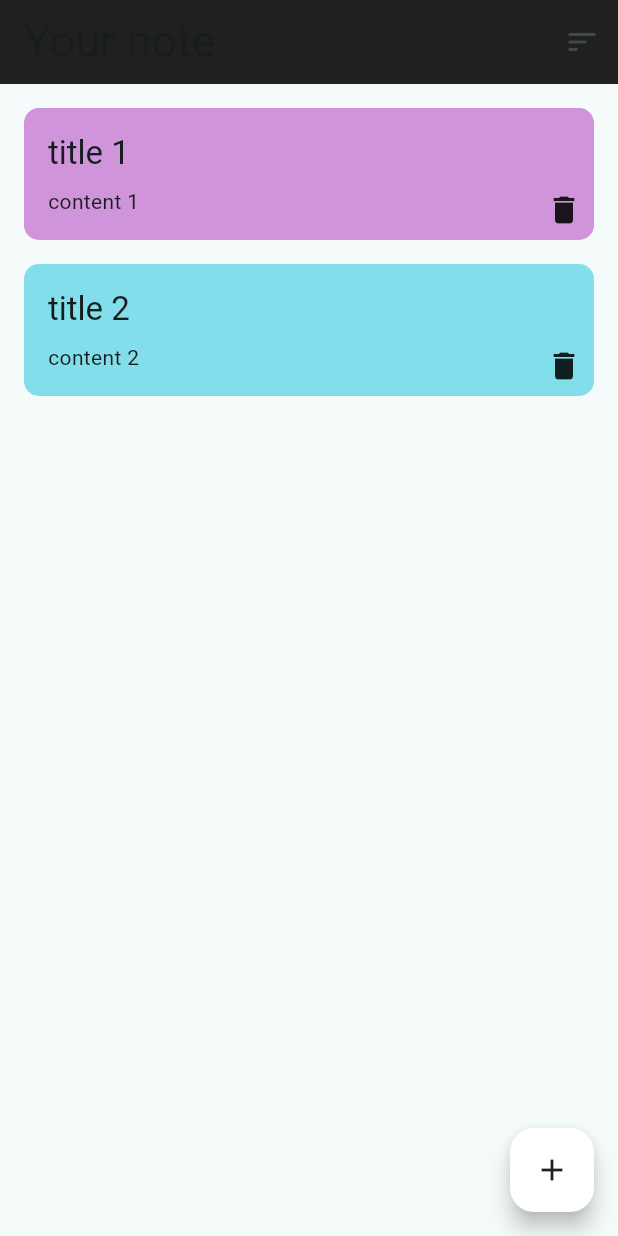
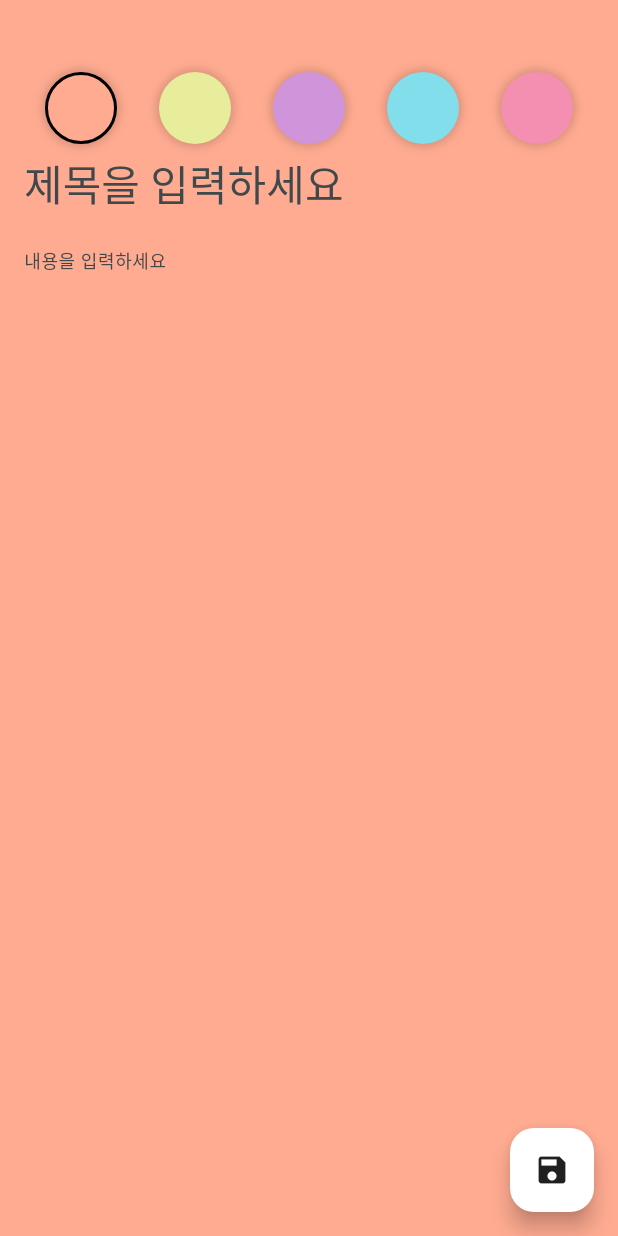
Before and after one commit to sinbee0402/note_App, a Flutter app: the screen it shows after launch, after a tap on the "add" icon, on a phone screen of 412 x 824 dp. Run offline on Flutter 3.47's test engine with Material 2 defaults, Android fonts, the phone set to English and light mode, and no system bars; our stand-ins replace freezed_annotation, sqflite; accounts and stored records are empty; generated files the repository leaves out were written again.

Commit message:
Feat: add_edit_note UI 작성

```diff
--- /dev/null
+++ b/lib/presentation/add_edit_note/add_edit_note_screen.dart
@@ -0,0 +1,122 @@
+import 'package:flutter/material.dart';
+import 'package:flutter_note_app/ui/colors.dart';
+
+class AddEditNoteScreen extends StatefulWidget {
+  const AddEditNoteScreen({Key? key}) : super(key: key);
+
+  @override
+  State<AddEditNoteScreen> createState() => _AddEditNoteScreenState();
+}
+
+class _AddEditNoteScreenState extends State<AddEditNoteScreen> {
+  final _titleController = TextEditingController();
+  final _contentController = TextEditingController();
+
+  final List<Color> noteColors = [
+    roseBud,
+    primrose,
+    wisteria,
+    skyBlue,
+    illusion,
+  ];
+
+  Color _color = roseBud;
+
+  @override
+  void dispose() {
+    _titleController.dispose();
+    _contentController.dispose();
+    super.dispose();
+  }
+
+  @override
+  Widget build(BuildContext context) {
+    return Scaffold(
+      floatingActionButton: FloatingActionButton(
+        onPressed: () {},
+        child: const Icon(Icons.save),
+      ),
+      body: AnimatedContainer(
+        padding: const EdgeInsets.only(
+          left: 16,
+          right: 16,
+          bottom: 16,
+          top: 48,
+        ),
+        color: _color,
+        duration: const Duration(milliseconds: 500),
+        child: Column(
+          children: [
+            Row(
+              mainAxisAlignment: MainAxisAlignment.spaceAround,
+              children: noteColors
+                  .map(
+                    (color) => InkWell(
+                      onTap: () {
+                        setState(() {
+                          _color = color;
+                        });
+                      },
+                      child: _buildBackgroundColor(
+                        color: color,
+                        selected: _color == color,
+                      ),
+                    ),
+                  )
+                  .toList(),
+            ),
+            TextField(
+              controller: _titleController,
+              maxLines: 1,
+              style: Theme.of(context).textTheme.headlineMedium!.copyWith(
+                    color: darkGray,
+                  ),
+              decoration: const InputDecoration(
+                hintText: '제목을 입력하세요',
+                border: InputBorder.none,
+              ),
+            ),
+            TextField(
+              controller: _contentController,
+              maxLines: null,
+              style: Theme.of(context).textTheme.bodySmall!.copyWith(
+                    color: darkGray,
+                  ),
+              decoration: const InputDecoration(
+                hintText: '내용을 입력하세요',
+                border: InputBorder.none,
+              ),
+            ),
+          ],
+        ),
+      ),
+    );
+  }
+
+  Widget _buildBackgroundColor({
+    required Color color,
+    required bool selected,
+  }) {
+    return Container(
+      width: 48,
+      height: 48,
+      decoration: BoxDecoration(
+        color: color,
+        shape: BoxShape.circle,
+        boxShadow: [
+          BoxShadow(
+            color: Colors.black.withOpacity(0.2),
+            blurRadius: 5.0,
+            spreadRadius: 1.0,
+          )
+        ],
+        border: selected
+            ? Border.all(
+                color: Colors.black,
+                width: 2.0,
+              )
+            : null,
+      ),
+    );
+  }
+}
--- a/lib/presentation/main/main_screen.dart
+++ b/lib/presentation/main/main_screen.dart
@@ -1,5 +1,6 @@
 import 'package:flutter/material.dart';
 import 'package:flutter_note_app/domain/model/note.dart';
+import 'package:flutter_note_app/presentation/add_edit_note/add_edit_note_screen.dart';
 import 'package:flutter_note_app/presentation/main/components/note_item.dart';
 import 'package:flutter_note_app/ui/colors.dart';
 
@@ -23,7 +24,12 @@ class MainScreen extends StatelessWidget {
         elevation: 0,
       ),
       floatingActionButton: FloatingActionButton(
-        onPressed: () {},
+        onPressed: () {
+          Navigator.push(
+            context,
+            MaterialPageRoute(builder: (context) => const AddEditNoteScreen()),
+          );
+        },
         child: const Icon(Icons.add),
       ),
       body: Padding(
```
